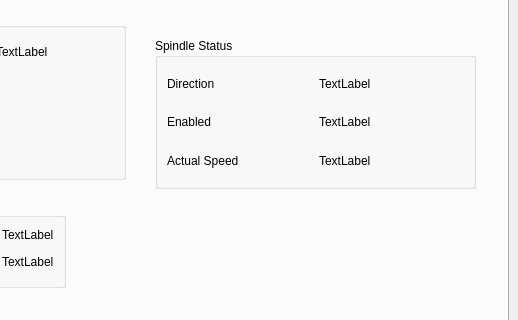
First picture: the form in examples/my_mill/my_mill.ui, repository jethornton/flexgui, before the edit; both pictures show x 296 to 814 and y 133 to 453 of the 814 by 629 pixel window.
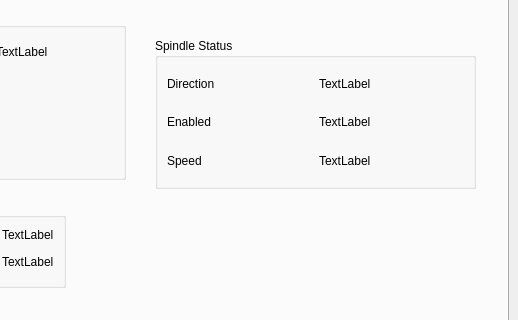
Second picture: the form after the edit. The open tabs and pages were chosen to show the change.

Commit message: fix example spindle speed label

Patch:
```diff
--- a/examples/my_mill/my_mill.ui
+++ b/examples/my_mill/my_mill.ui
@@ -1338,7 +1338,7 @@
          <item row="2" column="0">
           <widget class="QLabel" name="label_31">
            <property name="text">
-            <string>Actual Speed</string>
+            <string>Speed</string>
            </property>
           </widget>
          </item>
```
Left out of the diff: 2 changed lines with no effect on the pictures.
